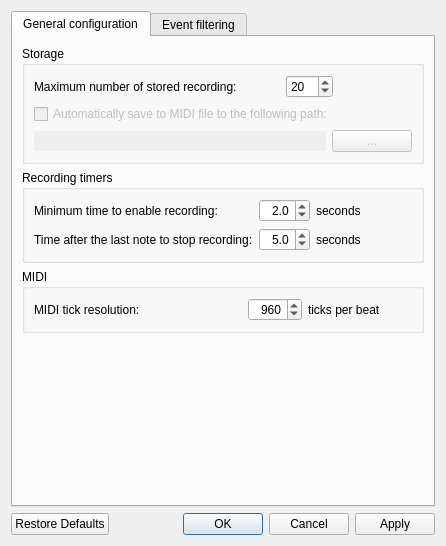
Old version of the form midimemo/settings.ui in the repository MaurizioB/MidiMemo.
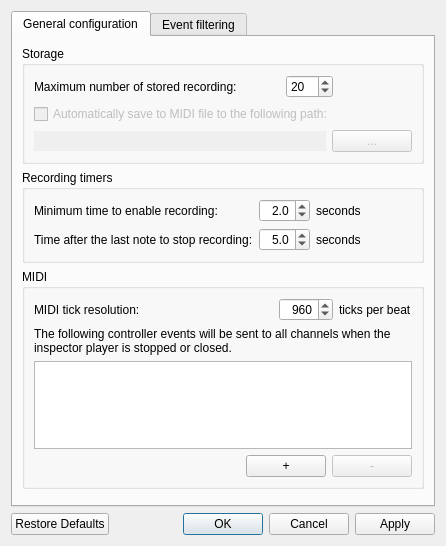
New version of the form.

Commit message: Fixed wrong default status, CTRL events on stop A forgotten test variable causing all events to be disabled has been removed, playback and export work as expected now. Added stop_events, allowing setting custom CTRL events to send when playback is stopped or an inspector window is closed. Defaults are parameters 64 (sustain pedal) and 123 (all notes off), both set to 0.

Patch:
```diff
--- a/midimemo/settings.ui
+++ b/midimemo/settings.ui
@@ -39,14 +39,7 @@
          <property name="title">
           <string>MIDI</string>
          </property>
-         <layout class="QGridLayout" name="gridLayout_18" columnstretch="2,1,1">
-          <item row="0" column="0">
-           <widget class="QLabel" name="tick_lbl">
-            <property name="text">
-             <string>MIDI tick resolution:</string>
-            </property>
-           </widget>
-          </item>
+         <layout class="QGridLayout" name="gridLayout_18" columnstretch="2,0,0">
           <item row="0" column="1">
            <widget class="QSpinBox" name="tick_res_spin">
             <property name="sizePolicy">
@@ -76,6 +69,82 @@
             </property>
            </widget>
           </item>
+          <item row="1" column="0" colspan="3">
+           <widget class="QLabel" name="stop_events_lbl">
+            <property name="text">
+             <string>The following controller events will be sent to all channels when the inspector player is stopped or closed.</string>
+            </property>
+            <property name="wordWrap">
+             <bool>true</bool>
+            </property>
+           </widget>
+          </item>
+          <item row="0" column="0">
+           <widget class="QLabel" name="tick_lbl">
+            <property name="text">
+             <string>MIDI tick resolution:</string>
+            </property>
+           </widget>
+          </item>
+          <item row="3" column="0" colspan="3">
+           <layout class="QHBoxLayout" name="horizontalLayout_4">
+            <item>
+             <spacer name="horizontalSpacer_4">
+              <property name="orientation">
+               <enum>Qt::Horizontal</enum>
+              </property>
+              <property name="sizeHint" stdset="0">
+               <size>
+                <width>40</width>
+                <height>20</height>
+               </size>
+              </property>
+             </spacer>
+            </item>
+            <item>
+             <widget class="QPushButton" name="stop_events_add_btn">
+              <property name="text">
+               <string>+</string>
+              </property>
+             </widget>
+            </item>
+            <item>
+             <widget class="QPushButton" name="stop_events_del_btn">
+              <property name="enabled">
+               <bool>false</bool>
+              </property>
+              <property name="text">
+               <string>-</string>
+              </property>
+             </widget>
+            </item>
+           </layout>
+          </item>
+          <item row="2" column="0" colspan="3">
+           <widget class="QTableView" name="stop_events_list">
+            <property name="sizePolicy">
+             <sizepolicy hsizetype="Expanding" vsizetype="Fixed">
+              <horstretch>0</horstretch>
+              <verstretch>0</verstretch>
+             </sizepolicy>
+            </property>
+            <property name="maximumSize">
+             <size>
+              <width>16777215</width>
+              <height>88</height>
+             </size>
+            </property>
+            <property name="alternatingRowColors">
+             <bool>true</bool>
+            </property>
+            <property name="selectionMode">
+             <enum>QAbstractItemView::SingleSelection</enum>
+            </property>
+            <attribute name="verticalHeaderVisible">
+             <bool>false</bool>
+            </attribute>
+           </widget>
+          </item>
          </layout>
         </widget>
        </item>
```
The commit also changes 6 other files.
